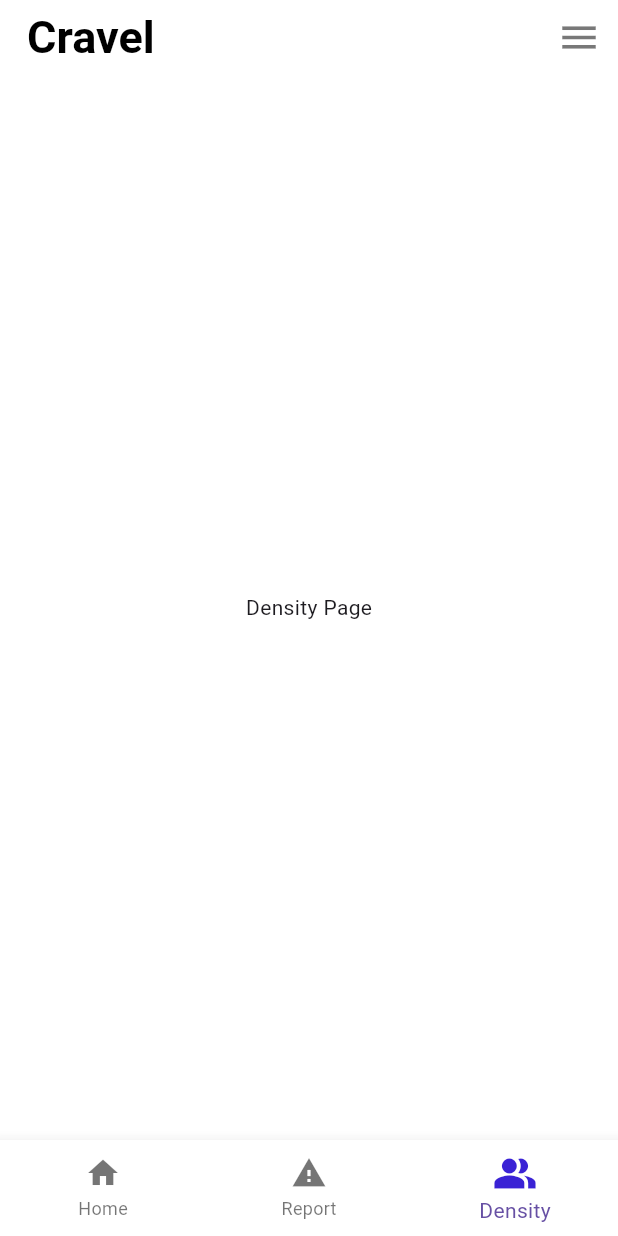
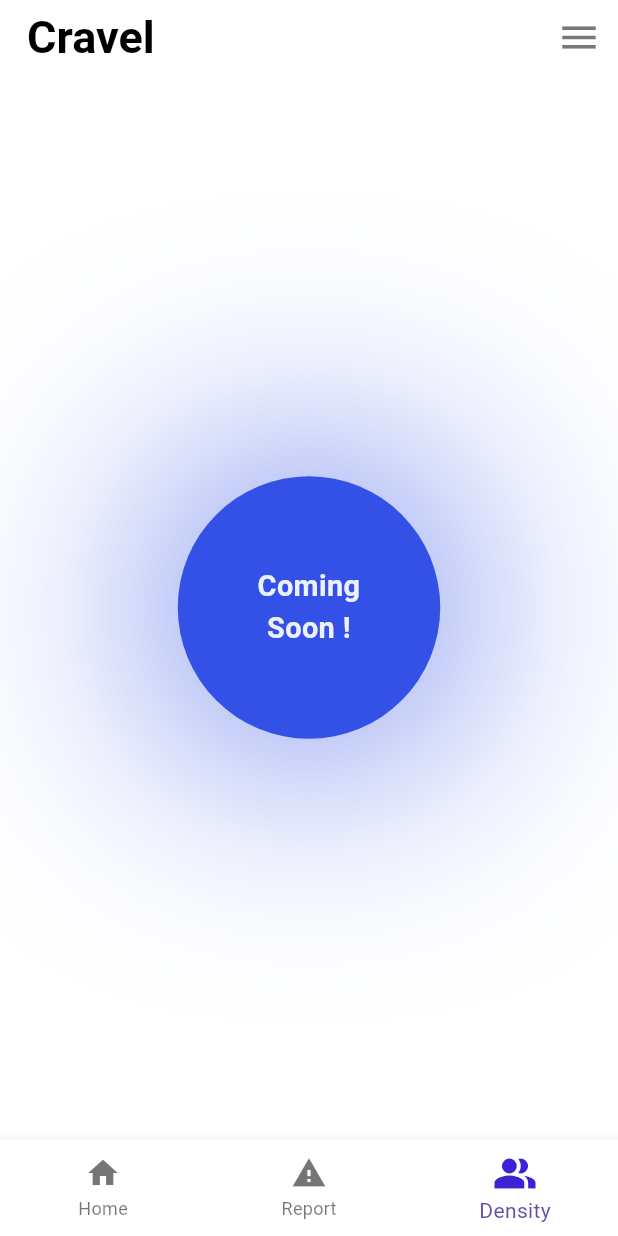
Before and after one commit to NamanGoyalK/CRAVEL-Overhauled, a Flutter app: the screen it shows once a user with an empty profile is signed in, item 3 of the bottom bar chosen, on a phone screen of 412 x 824 dp. Run offline on Flutter 3.47's test engine with Material 3 defaults, Android fonts, the phone set to English and light mode, and no system bars; our stand-ins replace firebase_auth, firebase_core, google_sign_in; missing offline and left inert: email_otp; accounts and stored records are empty; network calls fail.

Commit message:
coming soon

```diff
--- a/cravel/lib/Pages/SubPages/density_page.dart
+++ b/cravel/lib/Pages/SubPages/density_page.dart
@@ -1,7 +1,38 @@
 import 'package:flutter/material.dart';
 
 Widget densityPage() {
-  return const Center(
-    child: Text('Density Page'),
+  return Center(
+    child: TweenAnimationBuilder(
+      duration: const Duration(seconds: 1),
+      curve: Curves.easeInOutCubic,
+      tween: Tween<double>(begin: 0.0, end: 175.0),
+      builder: (context, double size, child) {
+        return Container(
+          width: double.infinity / 2,
+          height: size * 1,
+          decoration: BoxDecoration(
+            shape: BoxShape.circle,
+            color: const Color.fromARGB(255, 51, 81, 231),
+            boxShadow: [
+              BoxShadow(
+                color: const Color.fromARGB(255, 51, 81, 231),
+                blurRadius: size * 2,
+              ),
+            ],
+          ),
+          child: Center(
+            child: Text(
+              'Coming\nSoon !',
+              textAlign: TextAlign.center,
+              style: TextStyle(
+                color: const Color.fromARGB(233, 255, 255, 255),
+                fontSize: size * 0.11,
+                fontWeight: FontWeight.w600,
+              ),
+            ),
+          ),
+        );
+      },
+    ),
   );
 }
```
